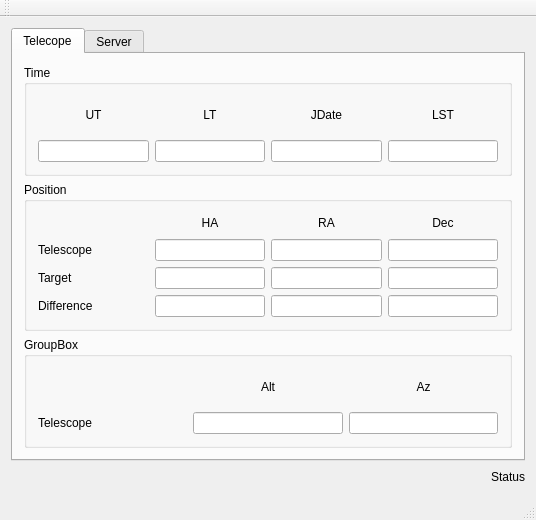
First picture: the form in ESO50CM/TcsGui/src/telescopecli.ui, repository tzuchiangshen/eso50cm, before the edit.
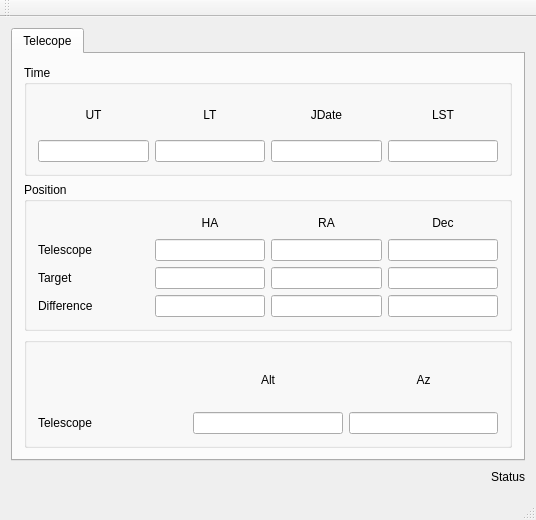
Second picture: the form after the edit.

```diff
--- a/ESO50CM/TcsGui/src/telescopecli.ui
+++ b/ESO50CM/TcsGui/src/telescopecli.ui
@@ -292,7 +292,7 @@
         <item>
          <widget class="QGroupBox" name="groupBox">
           <property name="title">
-           <string>GroupBox</string>
+           <string></string>
           </property>
           <layout class="QGridLayout" name="gridLayout_2">
            <item row="0" column="0">
@@ -346,6 +346,7 @@
         </item>
        </layout>
       </widget>
+<!-- 
       <widget class="QWidget" name="serverTab">
        <attribute name="title">
         <string>Server</string>
@@ -453,6 +454,7 @@
         </item>
        </layout>
       </widget>
+-->
      </widget>
     </item>
     <item>
```
